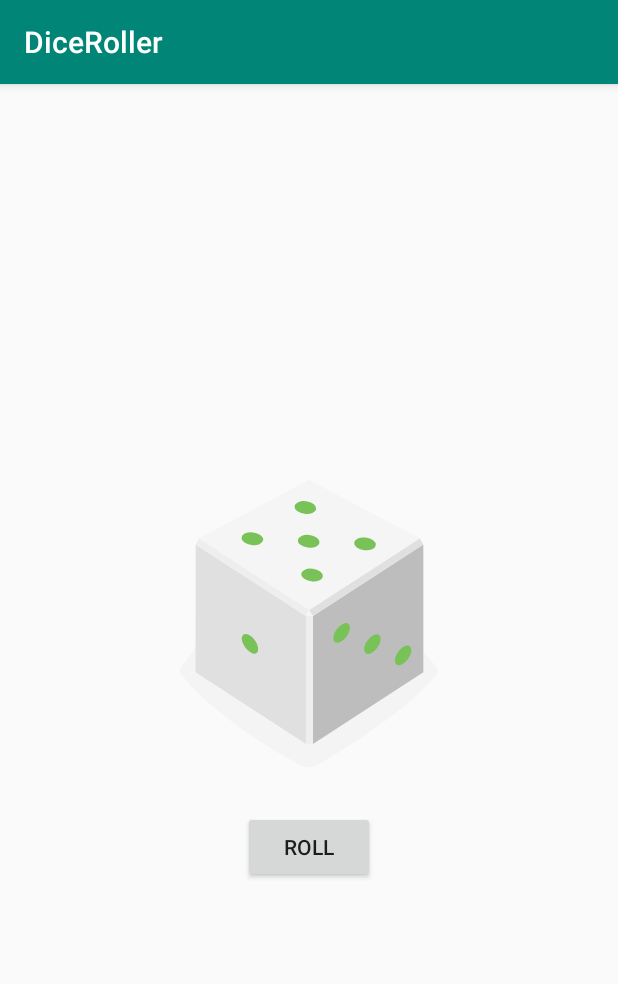
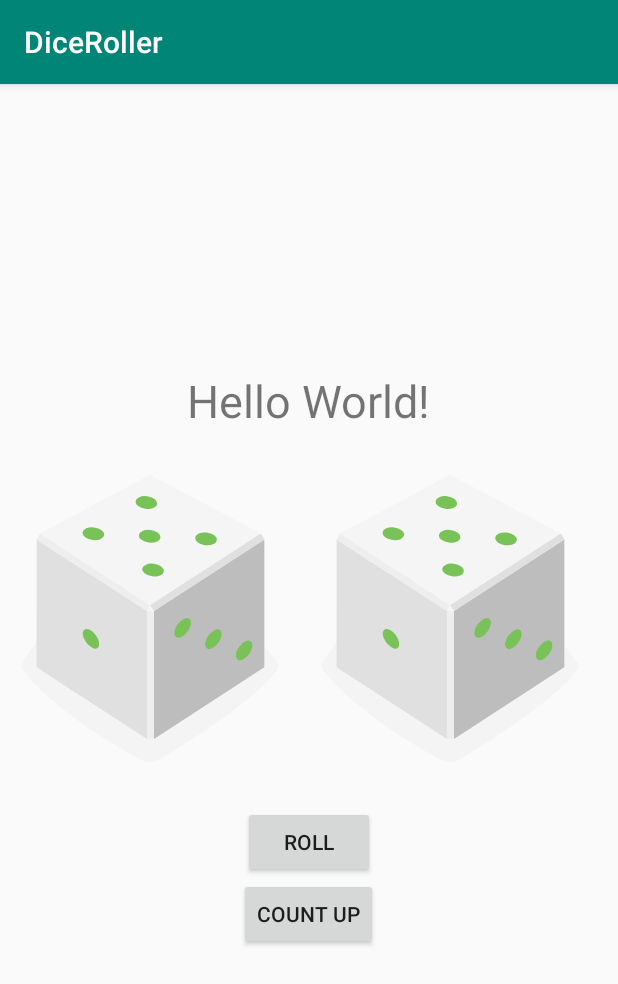
Before and after one commit to lokkhee/DiceRoller, an Android app: the screen it shows after launch (MainActivity), after a tap on "ROLL", on a phone screen of 412 x 824 dp. Shown: the top 984 px of the screen. Run offline under Robolectric (Android 15) with nearby library versions, the phone set to English and light mode, and no system bars.

```diff
--- a/app/src/main/java/com/example/diceroller/MainActivity.kt
+++ b/app/src/main/java/com/example/diceroller/MainActivity.kt
@@ -15,14 +15,42 @@ class MainActivity : AppCompatActivity() {
         setContentView(R.layout.activity_main)
         val rollButton: Button = findViewById(R.id.roll_button)
         rollButton.setOnClickListener{ rollDice()}
+        val countUpButton : Button = findViewById(R.id.countUp_button)
+        countUpButton.setOnClickListener { countUp() }
+    }
+
+
+    private fun countUp() {
+        val resultText: TextView = findViewById(R.id.result_text)
+
+        if (resultText.text == "Hello World!") {
+            resultText.text = "1"
+        } else {
+            var resultInt = resultText.text.toString().toInt()
+
+            if (resultInt < 6) {
+                resultInt++
+                resultText.text = resultInt.toString()
+            }
+        }
     }
 
     private fun rollDice(){
+        val diceImage: ImageView = findViewById(R.id.dice_image)
+        val dice2Image: ImageView = findViewById(R.id.dice2_image)
+
+        diceImage.setImageResource(getRandomDiceImage())
+        dice2Image.setImageResource(getRandomDiceImage())
+
+        Toast.makeText(this,"button clicked", Toast.LENGTH_SHORT).show()
+        //val resultText: TextView = findViewById(R.id.result_text)
+        //resultText.text = randomInt.toString()
+    }
+
+    private fun getRandomDiceImage() : Int {
         val randomInt = Random().nextInt(6) + 1
 
-        val diceImage: ImageView = findViewById(R.id.dice_image)
-
-        val drawableResource = when (randomInt) {
+        return when (randomInt) {
             1 -> R.drawable.dice_1
             2 -> R.drawable.dice_2
             3 -> R.drawable.dice_3
@@ -30,11 +58,5 @@ class MainActivity : AppCompatActivity() {
             5 -> R.drawable.dice_5
             else -> R.drawable.dice_6
         }
-        diceImage.setImageResource(drawableResource)
-
-        Toast.makeText(this,"button clicked", Toast.LENGTH_SHORT).show()
-        //val resultText: TextView = findViewById(R.id.result_text)
-        //resultText.text = "Dice Rolled!"
-        //resultText.text = randomInt.toString()
     }
 }
--- a/app/src/main/res/layout/activity_main.xml
+++ b/app/src/main/res/layout/activity_main.xml
@@ -2,6 +2,7 @@
 
 <LinearLayout
     xmlns:android="http://schemas.android.com/apk/res/android"
+    xmlns:app="http://schemas.android.com/apk/res-auto"
     xmlns:tools="http://schemas.android.com/tools"
     android:layout_width="match_parent"
     android:layout_height="wrap_content"
@@ -9,7 +10,7 @@
     android:layout_gravity="center_vertical"
     tools:context=".MainActivity" >
 
-    <!--
+
     <TextView
         android:id="@+id/result_text"
         android:layout_width="wrap_content"
@@ -17,7 +18,12 @@
         android:layout_gravity="center_horizontal"
         android:text="Hello World!"
         android:textSize="30sp" />
-    -->
+
+
+    <LinearLayout
+        android:layout_width="match_parent"
+        android:layout_height="match_parent"
+        android:orientation="horizontal">
 
         <ImageView
             android:id="@+id/dice_image"
@@ -26,6 +32,14 @@
             android:layout_gravity="center_horizontal"
             android:src="@drawable/dice_1" />
 
+        <ImageView
+            android:id="@+id/dice2_image"
+            android:layout_width="wrap_content"
+            android:layout_height="wrap_content"
+            android:layout_gravity="center_horizontal"
+            android:src="@drawable/dice_1" />
+    </LinearLayout>
+
     <Button
         android:id="@+id/roll_button"
         android:layout_width="wrap_content"
@@ -33,5 +47,12 @@
         android:layout_gravity="center_horizontal"
         android:text="@string/roll_label" />
 
+    <Button
+        android:id="@+id/countUp_button"
+        android:layout_width="wrap_content"
+        android:layout_height="wrap_content"
+        android:layout_gravity="center_horizontal"
+        android:text="@string/countUp_label" />
+
 
 </LinearLayout>
--- a/app/src/main/res/values/strings.xml
+++ b/app/src/main/res/values/strings.xml
@@ -1,4 +1,5 @@
 <resources>
     <string name="app_name">DiceRoller</string>
     <string name="roll_label">Roll</string>
+    <string name="countUp_label">Count Up</string>
 </resources>
```
Lines whose indentation alone changed are shown as unchanged.
